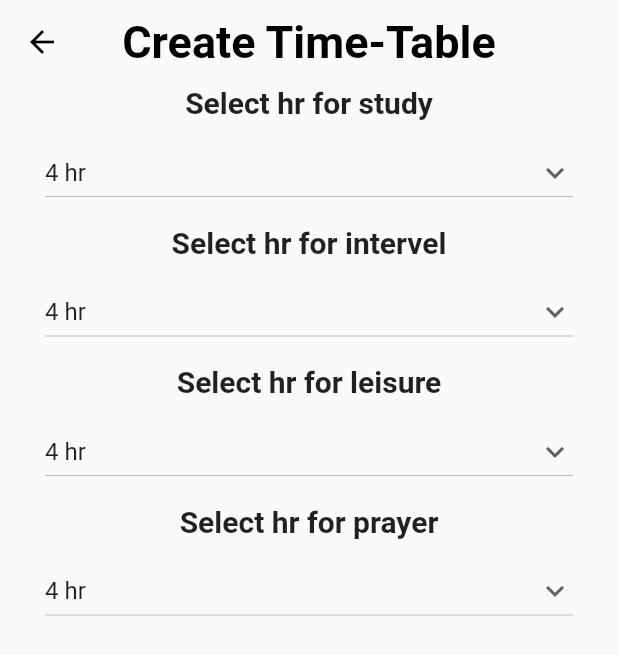
After one commit to shadirvan/aira, a Flutter app: the home_screen screen opened directly, after a tap on "Create time table", on a phone screen of 412 x 824 dp. The commit adds this screen. Shown: the top 655 px of the screen. Run offline on Flutter 3.47's test engine with Material 2 defaults, Android fonts, the light colour scheme and no system bars.

Commit message:
added timetable screen

```diff
--- a/lib/home_screen.dart
+++ b/lib/home_screen.dart
@@ -1,6 +1,5 @@
-import 'dart:math';
-
 import 'package:aira/screens/summarise_screen.dart';
+import 'package:aira/screens/time_table_screen.dart';
 
 import 'package:flutter/material.dart';
 
@@ -186,7 +185,14 @@ class home_screen extends StatelessWidget {
                           ],
                         ),
                       ),
-                      Container(
+                      InkWell(
+                        onTap: () {
+                          Navigator.push(
+                              context,
+                              MaterialPageRoute(
+                                  builder: (context) => timetable_screens()));
+                        },
+                        child: Container(
                           padding: EdgeInsets.all(10),
                           margin: const EdgeInsets.all(10),
                           height: 175,
@@ -207,7 +213,8 @@ class home_screen extends StatelessWidget {
                             mainAxisAlignment: MainAxisAlignment.spaceBetween,
                             children: [
                               Image(
-                              image: AssetImage('assets/images/timetable.jpg'),
+                                image:
+                                    AssetImage('assets/images/timetable.jpg'),
                                 width: 100,
                                 height: 100,
                                 fit: BoxFit.cover,
@@ -223,6 +230,7 @@ class home_screen extends StatelessWidget {
                               ),
                             ],
                           ),
+                        ),
                       )
                     ],
                   )
--- /dev/null
+++ b/lib/screens/time_table_screen.dart
@@ -0,0 +1,198 @@
+import 'package:flutter/material.dart';
+
+class timetable_screens extends StatefulWidget {
+  timetable_screens({super.key});
+
+  @override
+  State<timetable_screens> createState() => _timetable_screensState();
+}
+
+class _timetable_screensState extends State<timetable_screens> {
+  String dropdownvalue_study = '4 hr';
+  String dropdownvalue_intervel = '4 hr';
+  String dropdownvalue_lunch = '4 hr';
+  String dropdownvalue_prayer = '4 hr';
+  var items = [
+    '4 hr',
+    '5 hr',
+    '6 hr',
+    '7 hr',
+    '8 hr',
+  ];
+
+  Widget build(BuildContext context) {
+    return Scaffold(
+      appBar: AppBar(
+        title: Text(
+          'Create Time-Table',
+          style: TextStyle(
+              fontSize: 30, fontWeight: FontWeight.bold, color: Colors.black),
+        ),
+        centerTitle: true,
+        elevation: 0,
+        backgroundColor: Colors.transparent,
+        leading: IconButton(
+            onPressed: () {
+              Navigator.of(context).pop();
+            },
+            icon: const Icon(
+              Icons.arrow_back,
+              color: Colors.black,
+            )),
+      ),
+      body: SafeArea(
+          child: Center(
+        child: Column(
+          crossAxisAlignment: CrossAxisAlignment.center,
+          children: [
+            Padding(
+              padding: const EdgeInsets.symmetric(horizontal: 30, vertical: 1),
+              child: Text(
+                'Select hr for study',
+                style: TextStyle(
+                  fontWeight: FontWeight.bold,
+                  fontSize: 20.0,
+                ),
+              ),
+            ),
+            Padding(
+              padding: EdgeInsets.symmetric(horizontal: 30, vertical: 10),
+              child: Center(
+                child: DropdownButton(
+                  isExpanded: true,
+                  // Initial Value
+                  value: dropdownvalue_study,
+
+                  // Down Arrow Icon
+                  icon: const Icon(Icons.keyboard_arrow_down),
+
+                  // Array list of items
+                  items: items.map((String items) {
+                    return DropdownMenuItem(
+                      value: items,
+                      child: Text(items),
+                    );
+                  }).toList(),
+
+                  onChanged: (String? newValue) {
+                    setState(() {
+                      dropdownvalue_study = newValue!;
+                    });
+                  },
+                ),
+              ),
+            ),
+            Padding(
+              padding: const EdgeInsets.symmetric(horizontal: 30, vertical: 1),
+              child: Text(
+                'Select hr for intervel',
+                style: TextStyle(
+                  fontWeight: FontWeight.bold,
+                  fontSize: 20.0,
+                ),
+              ),
+            ),
+            Padding(
+              padding: EdgeInsets.symmetric(horizontal: 30, vertical: 10),
+              child: DropdownButton(
+                // Initial Value
+                isExpanded: true,
+
+                value: dropdownvalue_intervel,
+
+                // Down Arrow Icon
+                icon: const Icon(Icons.keyboard_arrow_down),
+
+                // Array list of items
+                items: items.map((String items) {
+                  return DropdownMenuItem(
+                    value: items,
+                    child: Text(items),
+                  );
+                }).toList(),
+
+                onChanged: (String? newValue) {
+                  setState(() {
+                    dropdownvalue_intervel = newValue!;
+                  });
+                },
+              ),
+            ),
+            Padding(
+              padding: const EdgeInsets.symmetric(horizontal: 30, vertical: 1),
+              child: Text(
+                'Select hr for leisure',
+                style: TextStyle(
+                  fontWeight: FontWeight.bold,
+                  fontSize: 20.0,
+                ),
+              ),
+            ),
+            Padding(
+              padding: EdgeInsets.symmetric(horizontal: 30, vertical: 10),
+              child: DropdownButton(
+                isExpanded: true,
+                // Initial Value
+                value: dropdownvalue_lunch,
+
+                // Down Arrow Icon
+                icon: const Icon(Icons.keyboard_arrow_down),
+
+                // Array list of items
+                items: items.map((String items) {
+                  return DropdownMenuItem(
+                    value: items,
+                    child: Text(items),
+                  );
+                }).toList(),
+                // After selecting the desired option,it will
+                // change button value to selected value
+                onChanged: (String? newValue) {
+                  setState(() {
+                    dropdownvalue_lunch = newValue!;
+                  });
+                },
+              ),
+            ),
+            Padding(
+              padding: const EdgeInsets.symmetric(horizontal: 30, vertical: 1),
+              child: Text(
+                'Select hr for prayer',
+                style: TextStyle(
+                  fontWeight: FontWeight.bold,
+                  fontSize: 20.0,
+                ),
+              ),
+            ),
+            Padding(
+              padding: EdgeInsets.symmetric(horizontal: 30, vertical: 10),
+              child: DropdownButton(
+                isExpanded: true,
+                // Initial Value
+                value: dropdownvalue_prayer,
+
+                // Down Arrow Icon
+                icon: const Icon(Icons.keyboard_arrow_down),
+
+                // Array list of items
+                items: items.map((String items) {
+                  return DropdownMenuItem(
+                    value: items,
+                    child: Text(items),
+                  );
+                }).toList(),
+                // After selecting the desired option,it will
+                // change button value to selected value
+                onChanged: (String? newValue) {
+                  setState(() {
+                    dropdownvalue_prayer = newValue!;
+                  });
+                },
+              ),
+            ),
+          ],
+        ),
+      )),
+    );
+  }
+}
```
Lines whose indentation alone changed are shown as unchanged.
